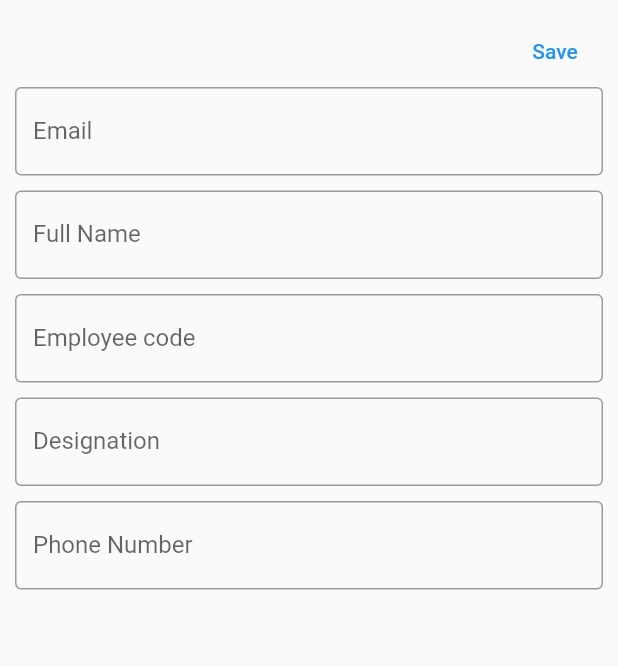
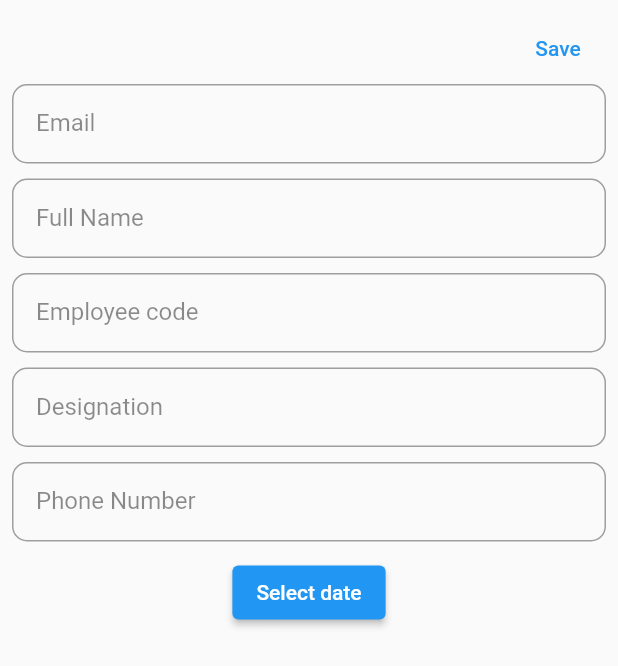
Before and after one commit to NileshDhamat48/local-data-base, a Flutter app: the AddUser widget shown alone on an empty page, opened directly, on a phone screen of 412 x 824 dp. Shown: the top 666 px of the screen. Run offline on Flutter 3.47's test engine with Material 2 defaults, Android fonts, the light colour scheme and no system bars; our stand-ins replace flutter_bloc, sqflite; accounts and stored records are empty.

Commit message:
create common TextField

```diff
--- a/lib/ui/add_user.dart
+++ b/lib/ui/add_user.dart
@@ -1,8 +1,11 @@
 import 'package:demoapps/bloc/user_bloc.dart';
 import 'package:flutter/material.dart';
 import 'package:flutter_bloc/flutter_bloc.dart';
+import 'package:intl/intl.dart';
+
 
 import '../database/model.dart';
+import '../utils/text_field_widget.dart';
 
 class AddUser extends StatefulWidget {
   final User? usersData;
@@ -20,7 +23,15 @@
   final TextEditingController _descriptionController = TextEditingController();
   final TextEditingController _dateOFJoinController = TextEditingController();
   final TextEditingController _emailController = TextEditingController();
+
+  final FocusNode _emailFocusNode =FocusNode();
+  final FocusNode _fullNameFocusNode =FocusNode();
+  final FocusNode _codeFocusNode =FocusNode();
+  final FocusNode _descriptionFocusNode =FocusNode();
+  final FocusNode _numberFocusNode =FocusNode();
   final UserBloc _userBloc = UserBloc();
+  var selectedDate ;
+
   @override
   void initState() {
   _fullNameController.text=widget.usersData?.fullname??'';
@@ -35,8 +46,11 @@
   @override
   Widget build(BuildContext context) {
     return Padding(
-      padding: const EdgeInsets.all(10.0),
+      padding: EdgeInsets.only(
+          bottom: MediaQuery.of(context).viewInsets.bottom),
       child: SingleChildScrollView(
+        child: Padding(
+          padding: const EdgeInsets.all(8.0),
           child: Column(
             mainAxisAlignment: MainAxisAlignment.center,
             mainAxisSize: MainAxisSize.min,
@@ -59,97 +73,93 @@
                             fullname: _fullNameController.text,
                             description: _descriptionController.text,
                             dateofjoining:
-                              DateTime.now().microsecondsSinceEpoch.toString(),
+                               selectedDate.toString(),
                             email: _emailController.text,
                             employeecode: _emailController.text,
                             phonenumber: _numberController.text)));
                         }
-                      // insertUser(User(
-                      //   id: int.parse(uniqueId()),
-                      //     fullname: _fullNameController.text,
-                      //     description: _descriptionController.text,
-                      //     dateofjoining: '',
-                      //     email: _emailController.text,
-                      //     employeecode: _emailController.text,
-                      //     phonenumber: _nameController.text));
-
-
                         Navigator.pop(context);
                       },
                       child: const Text('Save')),
                 ],
               ),
-            TextField(
-              controller: _emailController,
+              TextFieldWidget(
+                _emailController,
+                'Email',
+                _emailFocusNode,
                 textInputAction: TextInputAction.next,
-              decoration: const InputDecoration(
-                border: OutlineInputBorder(),
-                labelText: 'Email',
-                hintText: 'Enter Email',
               ),
-            ),
+
               const SizedBox(
                 height: 10,
               ),
-            TextField(
-              controller: _fullNameController,
+              TextFieldWidget(
+                _fullNameController,
+                'Full Name',
+                _fullNameFocusNode,
                 textInputAction: TextInputAction.next,
-              decoration: const InputDecoration(
-                border: OutlineInputBorder(),
-                labelText: 'Full Name',
-                hintText: 'Enter Your Full Name',
               ),
-            ),
+
               const SizedBox(
                 height: 10,
               ),
-            TextField(
-              controller: _codeController,
+              TextFieldWidget(
+                _codeController,
+                'Employee code',
+                _codeFocusNode,
                 textInputAction: TextInputAction.next,
-              decoration: const InputDecoration(
-                border: OutlineInputBorder(),
-                labelText: 'Employee code',
-                hintText: 'Enter Employee code',
               ),
-            ),
+
               const SizedBox(
                 height: 10,
               ),
-            TextField(
-              controller: _descriptionController,
+              TextFieldWidget(
+                _descriptionController,
+                'Designation',
+                _descriptionFocusNode,
                 textInputAction: TextInputAction.next,
-              decoration: const InputDecoration(
-                border: OutlineInputBorder(),
-                labelText: 'Designation',
-                hintText: 'Enter Designation',
               ),
-            ),
+
+
               const SizedBox(
                 height: 10,
               ),
-            TextField(
-              controller: _numberController,
-              keyboardType: TextInputType.number,
-              decoration: const InputDecoration(
-                border: OutlineInputBorder(),
-                labelText: 'Phone Number',
-                hintText: 'Enter Phone Number',
+              TextFieldWidget(
+                _numberController,
+                'Phone Number',
+                _numberFocusNode
+                ,
+
+
+                textInputAction: TextInputAction.done,
               ),
-            ),
+
               const SizedBox(
                 height: 10,
               ),
+              ElevatedButton(
+                onPressed: () => _selectDate(context),
+                child:  Text(selectedDate ==null? 'Select date':selectedDate.toString()),
+              ),
 
-            /*  DatePickerDialog(
-                                restorationId: 'date_picker_dialog',
-                                initialEntryMode: DatePickerEntryMode.calendarOnly,
-                                initialDate: DateTime.now(),
-                                firstDate: DateTime(2021),
-                                lastDate: DateTime(2022),
-                              ),*/
             ],
+          ),
         ),
       ),
     );
   }
+  Future<void> _selectDate(BuildContext context) async {
+    final DateTime? picked = await showDatePicker(
+        context: context,
+        initialDate: DateTime.now(),
+        firstDate: DateTime.now(),
+        lastDate: DateTime(2101));
+    if (picked != null && picked != selectedDate) {
+      setState(() {
+        final DateFormat formatter = DateFormat('yyyy-MM-dd');
+        final String formatted = formatter.format(picked);
+        selectedDate = formatted;
+      });
     }
+  }
+}
--- a/lib/ui/home_screen.dart
+++ b/lib/ui/home_screen.dart
@@ -156,10 +156,10 @@
                                                              },
                                                            );
                                                          },
-                                                         child: Icon(
+                                                         child: const Icon(
                                                           Icons.edit,
                                                   ),
-                                                       ),  SizedBox(width: 10,),InkWell(
+                                                       ),  const SizedBox(width: 10,),InkWell(
                                                          onTap: () {
                                                            context.read<UserBloc>().deleteUsers(usersData?.id??0);
                                                          },
--- /dev/null
+++ b/lib/utils/text_field_widget.dart
@@ -0,0 +1,111 @@
+import 'package:flutter/material.dart';
+import 'package:flutter/services.dart';
+
+
+/// This is common widget to create the text-field which is common in this application
+/// Any change in this method should be also reflected in All the text field widgets.
+/// All of these are share the same styles and theme and everything.
+class TextFieldWidget extends StatelessWidget {
+  final TextEditingController textEditingController;
+  final String hintText;
+  final FocusNode currentFocusNode;
+  final TextInputType textInputType;
+  final List<TextInputFormatter>? formatters;
+  final TextInputAction textInputAction;
+  final TextCapitalization textCapitalization;
+  final bool isEnabled;
+  final int maxLength;
+  final FocusNode? nextFocusNode;
+  final int? maxLine;
+  final int? minLine;
+  final Widget? prefix;
+  final Widget? prefixIcon;
+  final Widget? suffix;
+  final Widget? suffixIcon;
+
+  const TextFieldWidget(
+      this.textEditingController, this.hintText, this.currentFocusNode,
+      {this.textInputType = TextInputType.text,
+        this.formatters,
+        this.textInputAction = TextInputAction.next,
+        this.textCapitalization = TextCapitalization.sentences,
+        this.isEnabled = true,
+        this.maxLength = TextField.noMaxLength,
+        this.nextFocusNode,
+        this.maxLine = 1,
+        this.minLine = 1,
+        this.prefix,
+        this.suffix,
+        this.prefixIcon,
+        this.suffixIcon});
+
+  @override
+  Widget build(BuildContext context) {
+    return TextField(
+      maxLines: maxLine,
+      minLines: minLine,
+      inputFormatters: formatters,
+      enabled: isEnabled,
+      autocorrect: false,
+      maxLength: maxLength,
+      controller: textEditingController,
+      buildCounter: (context,
+          {required currentLength, required isFocused, maxLength}) =>
+      null,
+      keyboardType: textInputType,
+      onSubmitted: (text) {
+        if (nextFocusNode != null)
+          FocusScope.of(context).requestFocus(nextFocusNode);
+        if(textInputAction== TextInputAction.done)
+          FocusScope.of(context).unfocus();
+      },
+      cursorColor: Colors.black,
+      textInputAction: textInputAction,
+      textCapitalization: textCapitalization,
+      focusNode: currentFocusNode,
+      style: getTextInputStyle(),
+      decoration: getTextInputDecoration(hintText,
+          prefixIcon: prefixIcon,
+          suffixIcon: suffixIcon,
+          prefix: prefix,
+          suffix: suffix),
+    );
+  }
+}
+
+TextStyle getTextInputStyle() {
+  return const TextStyle(
+      fontSize: 16,
+      fontWeight: FontWeight.w400,
+      color: Colors.black45);
+}
+
+InputDecoration getTextInputDecoration(String hintText,
+    {Widget? prefixIcon, Widget? suffixIcon, Widget? prefix, Widget? suffix}) {
+  return InputDecoration(
+      labelText: hintText,
+      floatingLabelBehavior: FloatingLabelBehavior.auto,
+      focusedBorder: getTextInputBorder(),
+      border: getTextInputBorder(),
+      disabledBorder: getTextInputBorder(),
+      enabledBorder: getTextInputBorder(),
+      contentPadding: EdgeInsets.only(
+          top: 17,
+          bottom: 17,
+          left: 16,
+          right: 16),
+      labelStyle: TextStyle(
+          fontWeight: FontWeight.normal,
+          fontSize: 16,
+          color: Colors.black45),
+      suffixIcon: suffixIcon,
+      prefixIcon: prefixIcon,
+      prefix: prefix,
+      suffix: suffix);
+}
+
+OutlineInputBorder getTextInputBorder({color = Colors.grey}) {
+  return OutlineInputBorder(
+      borderSide: BorderSide(color: color),
+      borderRadius: BorderRadius.circular(10));
+}
--- a/pubspec.yaml
+++ b/pubspec.yaml
@@ -37,6 +37,7 @@
   cupertino_icons: ^1.0.2
   sqflite: ^2.2.8+4
   flutter_bloc: ^8.1.3
+  intl:
   uuid: ^3.0.4
 
 dev_dependencies:
```
Also changed, not shown: pubspec.lock, 1 other file. Lines whose indentation alone changed are shown as unchanged.
